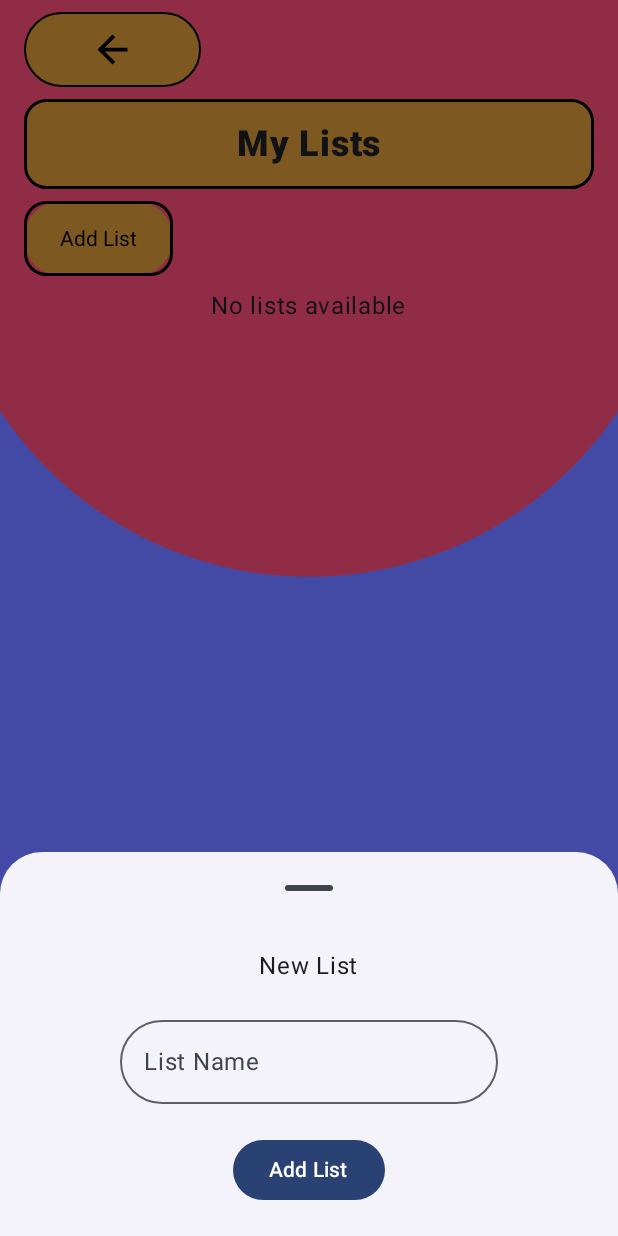
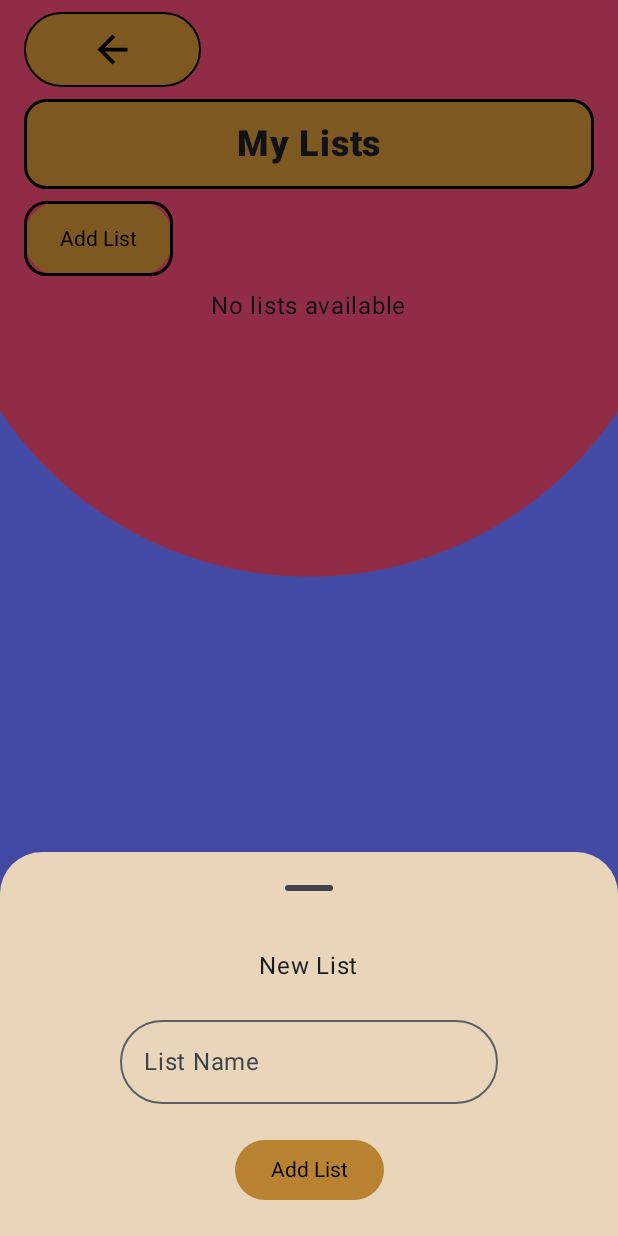
Before and after one commit to JennaRV/BulletJournal, an Android app built with Jetpack Compose: the ListsScreen screen opened through its navigation route, after a tap on "Add List", on a phone screen of 412 x 824 dp. Run offline under Robolectric (Android 15) with nearby library versions, the phone set to English and light mode, and no system bars; our stand-ins replace Dagger/Hilt's generated code; 3 statements that could not run were skipped.

Commit message:
fixed small UI issues

```diff
--- a/app/src/main/java/com/example/rocketjournal/view/CreateNewList.kt
+++ b/app/src/main/java/com/example/rocketjournal/view/CreateNewList.kt
@@ -142,7 +142,8 @@ fun CreateList(viewModel: ListsViewModel = hiltViewModel()) {
                     sheetState.hide()
                 }
             },
-            modifier = Modifier
+            modifier = Modifier,
+            containerColor = Color(0xFFE8D5BA),
 
         ) {
             var listDeadlineDate: LocalDate
@@ -187,9 +188,14 @@ fun CreateList(viewModel: ListsViewModel = hiltViewModel()) {
                         },
                         modifier = Modifier
                             .align(Alignment.CenterHorizontally)
-                            .padding(20.dp)
+                            .padding(20.dp),
+                        colors = ButtonDefaults.buttonColors(
+                            containerColor = Color(0xFFB98231)
+                        )
                     ) {
-                        Text("Add List")
+                        Text("Add List", style = TextStyle(color = Color.Black))
+
+
                     }
 
 //                    Box(modifier = Modifier) {
```
